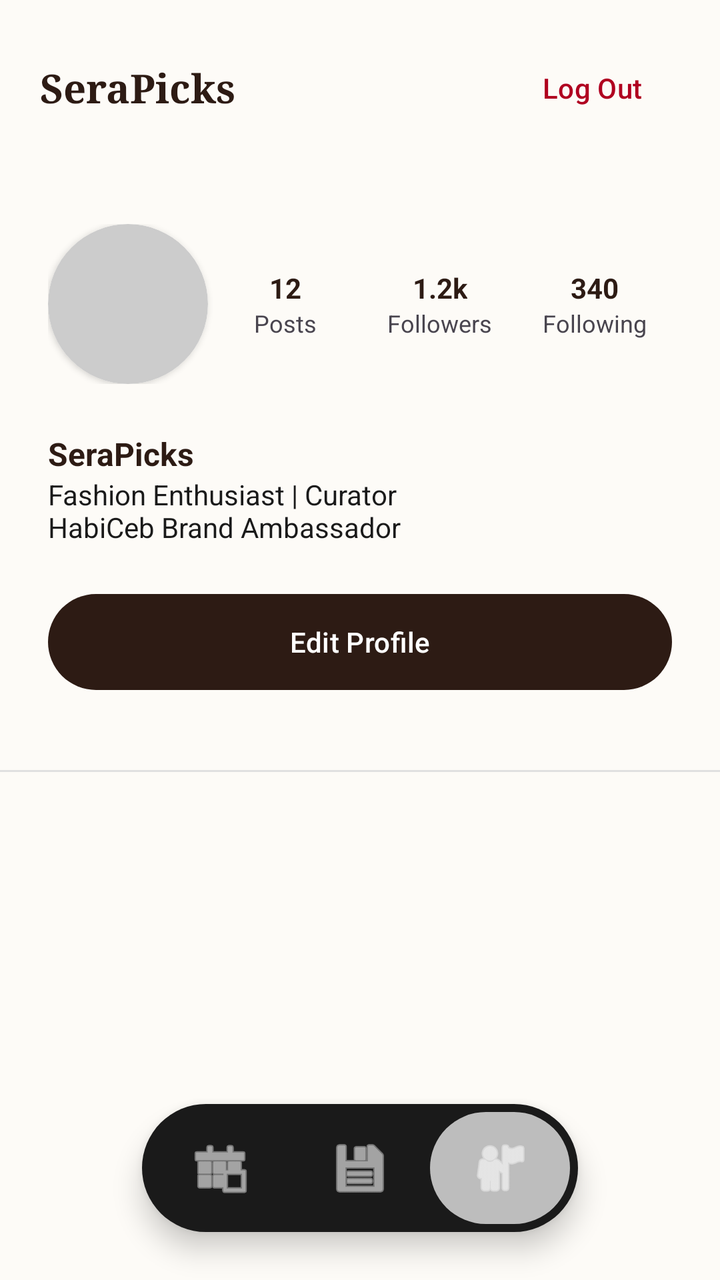
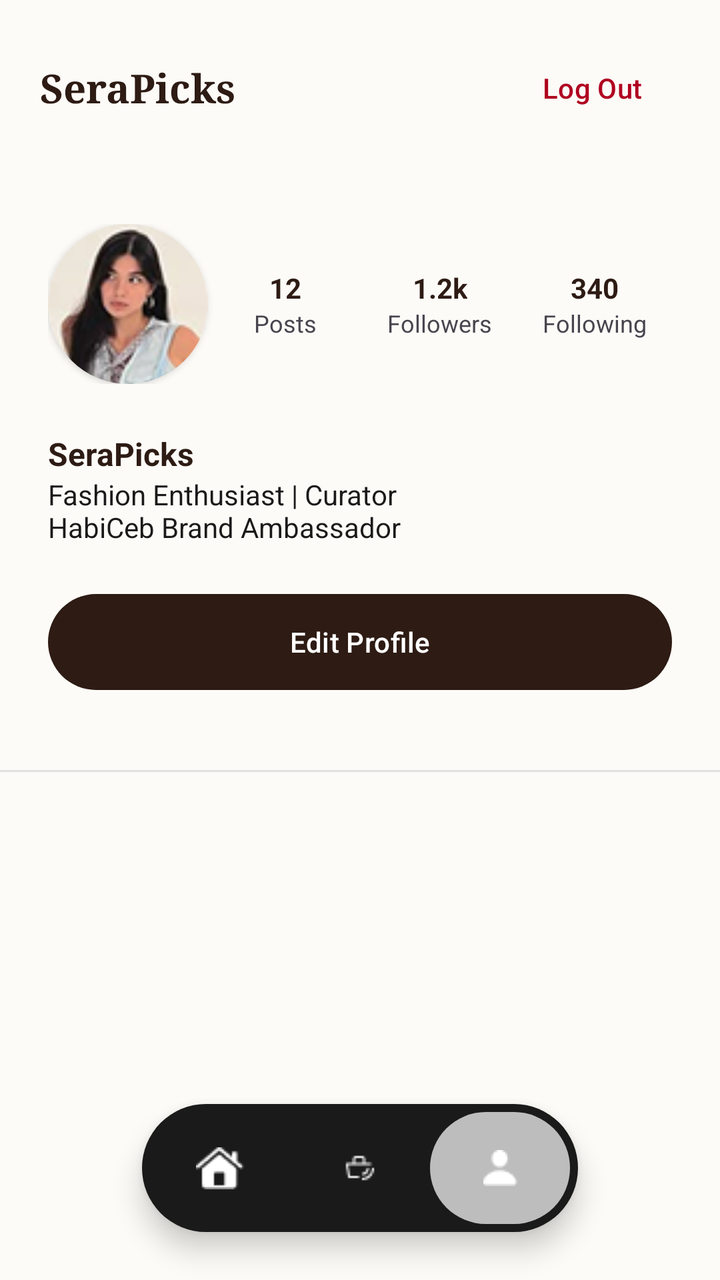

Screens rendered from an Android XML layout before and after an edit, with the pre-edit source and the edit as a unified diff.
<!-- AndroidManifest.xml: application theme Theme.HABICEB_ARES_FINALPROJECT -->
<!-- res/layout/activity_profile.xml -->
<?xml version="1.0" encoding="utf-8"?>
<RelativeLayout xmlns:android="http://schemas.android.com/apk/res/android"
    xmlns:app="http://schemas.android.com/apk/res-auto"
    android:layout_width="match_parent"
    android:layout_height="match_parent"
    android:background="@color/premium_cream">

    <RelativeLayout
        android:id="@+id/header"
        android:layout_width="match_parent"
        android:layout_height="wrap_content"
        android:padding="20dp">

        <TextView
            android:id="@+id/tvProfileTitle"
            android:layout_width="wrap_content"
            android:layout_height="wrap_content"
            android:layout_centerVertical="true"
            android:fontFamily="serif"
            android:text="SeraPicks"
            android:textColor="@color/premium_brown"
            android:textSize="20sp"
            android:textStyle="bold" />

        <Button
            android:id="@+id/btnLogout"
            style="@style/Widget.Material3.Button.TextButton"
            android:layout_width="wrap_content"
            android:layout_height="wrap_content"
            android:layout_alignParentEnd="true"
            android:text="Log Out"
            android:textColor="@color/error" />
    </RelativeLayout>

    <androidx.core.widget.NestedScrollView
        android:layout_width="match_parent"
        android:layout_height="match_parent"
        android:layout_above="@id/bottomNavigationProfile"
        android:layout_below="@id/header">

        <LinearLayout
            android:layout_width="match_parent"
            android:layout_height="wrap_content"
            android:orientation="vertical">

            <LinearLayout
                android:layout_width="match_parent"
                android:layout_height="wrap_content"
                android:padding="24dp"
                android:orientation="horizontal"
                android:gravity="center_vertical">

                <androidx.cardview.widget.CardView
                    android:layout_width="80dp"
                    android:layout_height="80dp"
                    app:cardCornerRadius="40dp"
                    app:cardElevation="2dp">
                    <ImageView
                        android:layout_width="match_parent"
                        android:layout_height="match_parent"
                        android:src="@drawable/avatar_placeholder"
                        android:scaleType="centerCrop"/>
                </androidx.cardview.widget.CardView>

                <LinearLayout
                    android:layout_width="match_parent"
                    android:layout_height="wrap_content"
                    android:orientation="horizontal"
                    android:gravity="center"
                    android:weightSum="3">

                    <LinearLayout android:layout_width="0dp" android:layout_height="wrap_content" android:layout_weight="1" android:gravity="center" android:orientation="vertical">
                        <TextView android:layout_width="wrap_content" android:layout_height="wrap_content" android:text="12" android:textStyle="bold" android:textColor="@color/premium_brown"/>
                        <TextView android:layout_width="wrap_content" android:layout_height="wrap_content" android:text="Posts" android:textSize="12sp"/>
                    </LinearLayout>
                    <LinearLayout android:layout_width="0dp" android:layout_height="wrap_content" android:layout_weight="1" android:gravity="center" android:orientation="vertical">
                        <TextView android:layout_width="wrap_content" android:layout_height="wrap_content" android:text="1.2k" android:textStyle="bold" android:textColor="@color/premium_brown"/>
                        <TextView android:layout_width="wrap_content" android:layout_height="wrap_content" android:text="Followers" android:textSize="12sp"/>
                    </LinearLayout>
                    <LinearLayout android:layout_width="0dp" android:layout_height="wrap_content" android:layout_weight="1" android:gravity="center" android:orientation="vertical">
                        <TextView android:layout_width="wrap_content" android:layout_height="wrap_content" android:text="340" android:textStyle="bold" android:textColor="@color/premium_brown"/>
                        <TextView android:layout_width="wrap_content" android:layout_height="wrap_content" android:text="Following" android:textSize="12sp"/>
                    </LinearLayout>
                </LinearLayout>
            </LinearLayout>

            <LinearLayout
                android:layout_width="match_parent"
                android:layout_height="wrap_content"
                android:paddingStart="24dp"
                android:paddingEnd="24dp"
                android:orientation="vertical">

                <TextView
                    android:id="@+id/tvProfileUser"
                    android:layout_width="wrap_content"
                    android:layout_height="wrap_content"
                    android:text="SeraPicks"
                    android:textColor="@color/premium_brown"
                    android:textSize="16sp"
                    android:textStyle="bold" />

                <TextView
                    android:layout_width="wrap_content"
                    android:layout_height="wrap_content"
                    android:text="Fashion Enthusiast | Curator\nHabiCeb Brand Ambassador"
                    android:textColor="@color/black"
                    android:textSize="14sp" />
            </LinearLayout>

            <Button
                android:id="@+id/btnEditProfile"
                style="@style/PremiumButton"
                android:layout_width="match_parent"
                android:layout_height="wrap_content"
                android:layout_margin="24dp"
                android:text="Edit Profile" />

            
            <LinearLayout
                android:id="@+id/editProfileSection"
                android:layout_width="match_parent"
                android:layout_height="wrap_content"
                android:padding="24dp"
                android:orientation="vertical"
                android:visibility="gone">

                <EditText
                    android:id="@+id/etNewUsername"
                    style="@style/PremiumEditText"
                    android:layout_width="match_parent"
                    android:layout_height="wrap_content"
                    android:hint="New Username" />

                <Button
                    android:id="@+id/btnSaveProfile"
                    style="@style/PremiumButton"
                    android:layout_width="match_parent"
                    android:layout_height="56dp"
                    android:layout_marginTop="12dp"
                    android:text="Save Changes" />
            </LinearLayout>

            
            <View android:layout_width="match_parent" android:layout_height="1dp" android:background="#E0E0E0" android:layout_marginTop="16dp"/>

            <GridLayout
                android:id="@+id/postGrid"
                android:layout_width="match_parent"
                android:layout_height="wrap_content"
                android:columnCount="3" />

            <Space
                android:layout_width="match_parent"
                android:layout_height="100dp" />

        </LinearLayout>
    </androidx.core.widget.NestedScrollView>

    
    <LinearLayout
        android:id="@+id/bottomNavigationProfile"
        android:layout_width="wrap_content"
        android:layout_height="64dp"
        android:layout_alignParentBottom="true"
        android:layout_centerHorizontal="true"
        android:layout_marginBottom="24dp"
        android:background="@drawable/nav_bar_bg"
        android:elevation="8dp"
        android:gravity="center_vertical"
        android:orientation="horizontal"
        android:paddingStart="4dp"
        android:paddingEnd="4dp">

        <ImageButton
            android:id="@+id/navHome"
            android:layout_width="70dp"
            android:layout_height="56dp"
            android:background="@android:color/transparent"
            android:contentDescription="Home"
            android:src="@android:drawable/ic_menu_today"
            app:tint="@color/white" />

        <ImageButton
            android:id="@+id/navCart"
            android:layout_width="70dp"
            android:layout_height="56dp"
            android:background="@android:color/transparent"
            android:contentDescription="Cart"
            android:src="@android:drawable/ic_menu_save"
            app:tint="@color/white" />

        <ImageButton
            android:id="@+id/navProfile"
            android:layout_width="70dp"
            android:layout_height="56dp"
            android:background="@drawable/nav_item_selected_bg"
            android:contentDescription="Profile"
            android:src="@android:drawable/ic_menu_myplaces"
            app:tint="@color/white" />
    </LinearLayout>

</RelativeLayout>
<!-- resources referenced by this layout -->
<resources>
  <color name="black">#1A1A1A</color>
  <color name="error">#B00020</color>
  <color name="premium_brown">#2D1B14</color>
  <color name="premium_cream">#FDFBF7</color>
  <color name="white">#FFFFFF</color>
  <!-- drawable avatar_placeholder (drawable) -->
  <?xml version="1.0" encoding="utf-8"?>
  <shape xmlns:android="http://schemas.android.com/apk/res/android"
      android:shape="oval">
      <solid android:color="#CCCCCC" />
  </shape>
  <!-- drawable nav_bar_bg (drawable) -->
  <?xml version="1.0" encoding="utf-8"?>
  <shape xmlns:android="http://schemas.android.com/apk/res/android">
      <solid android:color="@color/black" />
      <corners android:radius="100dp" />
  </shape>
  <!-- drawable nav_item_selected_bg (drawable) -->
  <?xml version="1.0" encoding="utf-8"?>
  <shape xmlns:android="http://schemas.android.com/apk/res/android">
      <solid android:color="#BDBDBD" />
      <corners android:radius="100dp" />
  </shape>
  <style name="PremiumButton" parent="Widget.Material3.Button">
          <item name="cornerRadius">24dp</item>
          <item name="backgroundTint">@color/premium_brown</item>
          <item name="android:textColor">@color/white</item>
          <item name="android:textAllCaps">false</item>
          <item name="android:fontFamily">sans-serif-medium</item>
          <item name="android:insetTop">0dp</item>
          <item name="android:insetBottom">0dp</item>
      </style>
  <style name="PremiumEditText">
          <item name="android:background">@drawable/premium_input_bg</item>
          <item name="android:padding">16dp</item>
          <item name="android:textSize">14sp</item>
          <item name="android:textColor">@color/black</item>
          <item name="android:textColorHint">@color/premium_gray_dark</item>
      </style>
  <style name="Theme.HABICEB_ARES_FINALPROJECT" parent="Base.Theme.HABICEB_ARES_FINALPROJECT" />
  <!-- drawable premium_input_bg (drawable) -->
  <?xml version="1.0" encoding="utf-8"?>
  <shape xmlns:android="http://schemas.android.com/apk/res/android">
      <solid android:color="@color/premium_gray_light" />
      <corners android:radius="12dp" />
      <stroke
          android:width="1dp"
          android:color="#E0E0E0" />
  </shape>
  <color name="premium_gray_dark">#757575</color>
  <style name="Base.Theme.HABICEB_ARES_FINALPROJECT" parent="Theme.Material3.DayNight.NoActionBar">
          <item name="colorPrimary">@color/premium_brown</item>
          <item name="android:windowBackground">@color/premium_cream</item>
          <item name="android:statusBarColor">@color/premium_cream</item>
          <item name="android:windowLightStatusBar">true</item>
      </style>
  <color name="premium_gray_light">#F5F5F5</color>
</resources>

<!-- the commit's change to res/layout/activity_profile.xml (unified diff, before → after) -->
@@ -58,7 +58,7 @@
                     <ImageView
                         android:layout_width="match_parent"
                         android:layout_height="match_parent"
-                        android:src="@drawable/avatar_placeholder"
+                        android:src="@drawable/seraprofile_img"
                         android:scaleType="centerCrop"/>
                 </androidx.cardview.widget.CardView>
 
@@ -178,7 +178,7 @@
             android:layout_height="56dp"
             android:background="@android:color/transparent"
             android:contentDescription="Home"
-            android:src="@android:drawable/ic_menu_today"
+            android:src="@drawable/house_icon"
             app:tint="@color/white" />
 
         <ImageButton
@@ -187,7 +187,7 @@
             android:layout_height="56dp"
             android:background="@android:color/transparent"
             android:contentDescription="Cart"
-            android:src="@android:drawable/ic_menu_save"
+            android:src="@drawable/checkout"
             app:tint="@color/white" />
 
         <ImageButton
@@ -196,7 +196,7 @@
             android:layout_height="56dp"
             android:background="@drawable/nav_item_selected_bg"
             android:contentDescription="Profile"
-            android:src="@android:drawable/ic_menu_myplaces"
+            android:src="@drawable/person_icon"
             app:tint="@color/white" />
     </LinearLayout>
 
<!-- resource entries referenced after the edit -->
@@ -5,12 +5,8 @@
   <color name="premium_brown">#2D1B14</color>
   <color name="premium_cream">#FDFBF7</color>
   <color name="white">#FFFFFF</color>
-  <!-- drawable avatar_placeholder (drawable) -->
-  <?xml version="1.0" encoding="utf-8"?>
-  <shape xmlns:android="http://schemas.android.com/apk/res/android"
-      android:shape="oval">
-      <solid android:color="#CCCCCC" />
-  </shape>
+  <!-- drawable checkout: png bitmap (drawable, 327 bytes) -->
+  <!-- drawable house_icon: png bitmap (drawable, 399 bytes) -->
   <!-- drawable nav_bar_bg (drawable) -->
   <?xml version="1.0" encoding="utf-8"?>
   <shape xmlns:android="http://schemas.android.com/apk/res/android">
@@ -23,6 +19,8 @@
       <solid android:color="#BDBDBD" />
       <corners android:radius="100dp" />
   </shape>
+  <!-- drawable person_icon: png bitmap (drawable, 325 bytes) -->
+  <!-- drawable seraprofile_img: png bitmap (drawable, 10136 bytes) -->
   <style name="PremiumButton" parent="Widget.Material3.Button">
           <item name="cornerRadius">24dp</item>
           <item name="backgroundTint">@color/premium_brown</item>
